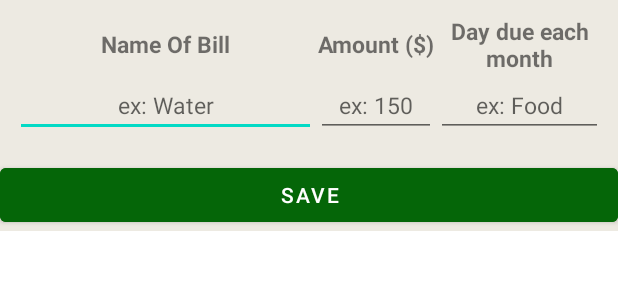
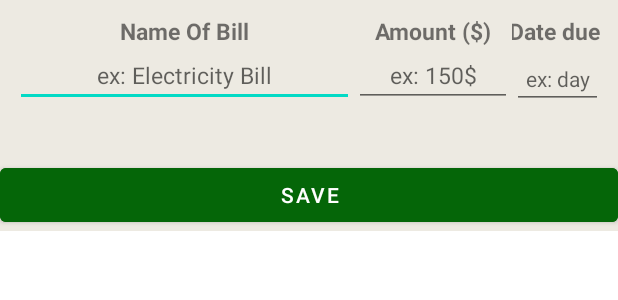
Before and after one commit to Jadmgh/ConUHACK-Financial-App, an Android app: the layout activity_add_bill.xml on its own in the app's theme, with its tools: preview values and no code run, on a phone screen of 412 x 824 dp. Shown: the top 300 px of the screen. Run offline under Robolectric (Android 15) with nearby library versions, the phone set to English and light mode, and no system bars.

Commit message:
small fixes

```diff
--- a/app/src/main/res/layout/activity_add_bill.xml
+++ b/app/src/main/res/layout/activity_add_bill.xml
@@ -24,7 +24,7 @@
                 android:textStyle="bold" />
 
             <TextView
-                android:id="@+id/price_label"
+                android:id="@+id/price_label1"
                 android:layout_width="wrap_content"
                 android:layout_height="match_parent"
                 android:layout_weight="1"
@@ -34,12 +34,12 @@
                 android:textStyle="bold" />
 
             <TextView
-                android:id="@+id/price_label"
+                android:id="@+id/price_label2"
                 android:layout_width="wrap_content"
                 android:layout_height="wrap_content"
                 android:layout_weight="1"
                 android:gravity="center"
-                android:text="Day due each month"
+                android:text="Date due "
                 android:textSize="15sp"
                 android:textStyle="bold" />
 
@@ -55,7 +55,7 @@
                 android:layout_height="match_parent"
                 android:layout_weight="1"
                 android:gravity="center"
-                android:hint="ex: Water"
+                android:hint="ex: Electricity Bill"
                 android:textSize="15sp" />
 
             <EditText
@@ -64,7 +64,7 @@
                 android:layout_height="match_parent"
                 android:layout_weight="1"
                 android:gravity="center"
-                android:hint="ex: 150"
+                android:hint="ex: 150$"
                 android:textSize="15sp" />
 
             <EditText
@@ -73,8 +73,8 @@
                 android:layout_height="wrap_content"
                 android:layout_weight="1"
                 android:gravity="center"
-                android:hint="ex: Food"
-                android:textSize="15sp" />
+                android:hint="ex: day"
+                android:textSize="14sp" />
 
         </TableRow>
     </TableLayout>
```
Also changed, not shown: app/src/main/res/layout/activity_main.xml (+1 -11 lines).
